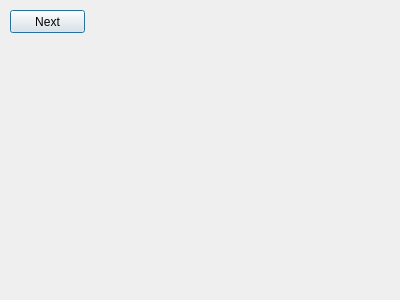
Above: Source Code/TJ's Code/spelfwizard.ui from srohr/CEAMS before the change. Below: the same form after it.
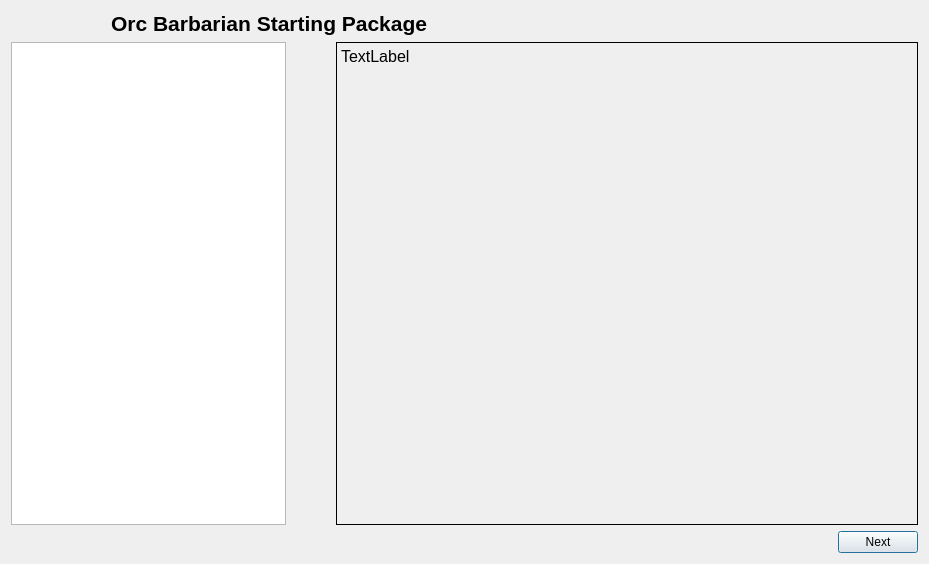
That is the form after the change.

Commit message:
Initial Layouts Complete
I have created all the layouts that were tasked of me and now they only
need to have the buttons and such operational.

What changed in the file:
```diff
--- a/Source Code/TJ's Code/spelfwizard.ui
+++ b/Source Code/TJ's Code/spelfwizard.ui
@@ -6,26 +6,143 @@
    <rect>
     <x>0</x>
     <y>0</y>
-    <width>400</width>
-    <height>300</height>
+    <width>929</width>
+    <height>564</height>
    </rect>
   </property>
   <property name="windowTitle">
    <string>Dialog</string>
   </property>
-  <widget class="QPushButton" name="Next">
-   <property name="geometry">
-    <rect>
-     <x>10</x>
-     <y>10</y>
-     <width>75</width>
-     <height>23</height>
-    </rect>
-   </property>
-   <property name="text">
-    <string>Next</string>
-   </property>
-  </widget>
+  <layout class="QVBoxLayout" name="verticalLayout_3">
+   <item>
+    <layout class="QVBoxLayout" name="verticalLayout_2">
+     <item>
+      <layout class="QHBoxLayout" name="horizontalLayout_3">
+       <property name="leftMargin">
+        <number>100</number>
+       </property>
+       <item>
+        <widget class="QLabel" name="label_2">
+         <property name="minimumSize">
+          <size>
+           <width>150</width>
+           <height>25</height>
+          </size>
+         </property>
+         <property name="maximumSize">
+          <size>
+           <width>400</width>
+           <height>25</height>
+          </size>
+         </property>
+         <property name="font">
+          <font>
+           <pointsize>16</pointsize>
+           <weight>75</weight>
+           <bold>true</bold>
+          </font>
+         </property>
+         <property name="text">
+          <string>Orc Barbarian Starting Package</string>
+         </property>
+        </widget>
+       </item>
+       <item>
+        <spacer name="horizontalSpacer_2">
+         <property name="orientation">
+          <enum>Qt::Horizontal</enum>
+         </property>
+         <property name="sizeHint" stdset="0">
+          <size>
+           <width>198</width>
+           <height>20</height>
+          </size>
+         </property>
+        </spacer>
+       </item>
+      </layout>
+     </item>
+     <item>
+      <layout class="QVBoxLayout" name="verticalLayout">
+       <item>
+        <layout class="QHBoxLayout" name="horizontalLayout_2">
+         <property name="spacing">
+          <number>50</number>
+         </property>
+         <item>
+          <widget class="QListWidget" name="listWidget">
+           <property name="maximumSize">
+            <size>
+             <width>275</width>
+             <height>16777215</height>
+            </size>
+           </property>
+          </widget>
+         </item>
+         <item>
+          <widget class="QLabel" name="label">
+           <property name="sizePolicy">
+            <sizepolicy hsizetype="Preferred" vsizetype="Preferred">
+             <horstretch>0</horstretch>
+             <verstretch>0</verstretch>
+            </sizepolicy>
+           </property>
+           <property name="minimumSize">
+            <size>
+             <width>300</width>
+             <height>300</height>
+            </size>
+           </property>
+           <property name="font">
+            <font>
+             <pointsize>12</pointsize>
+            </font>
+           </property>
+           <property name="frameShape">
+            <enum>QFrame::Box</enum>
+           </property>
+           <property name="text">
+            <string>TextLabel</string>
+           </property>
+           <property name="alignment">
+            <set>Qt::AlignLeading|Qt::AlignLeft|Qt::AlignTop</set>
+           </property>
+           <property name="wordWrap">
+            <bool>true</bool>
+           </property>
+          </widget>
+         </item>
+        </layout>
+       </item>
+       <item>
+        <layout class="QHBoxLayout" name="horizontalLayout">
+         <item>
+          <spacer name="horizontalSpacer">
+           <property name="orientation">
+            <enum>Qt::Horizontal</enum>
+           </property>
+           <property name="sizeHint" stdset="0">
+            <size>
+             <width>348</width>
+             <height>20</height>
+            </size>
+           </property>
+          </spacer>
+         </item>
+         <item>
+          <widget class="QPushButton" name="Next">
+           <property name="text">
+            <string>Next</string>
+           </property>
+          </widget>
+         </item>
+        </layout>
+       </item>
+      </layout>
+     </item>
+    </layout>
+   </item>
+  </layout>
  </widget>
  <resources/>
  <connections/>
```
The commit also changes 12 other files.
